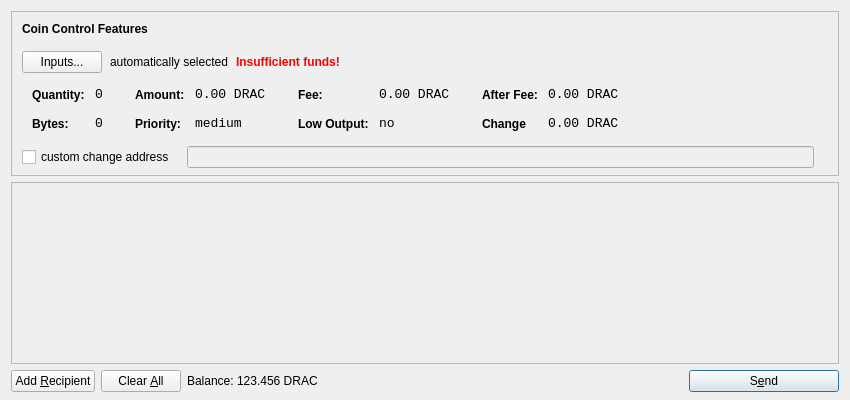
Old version of the form src/qt/forms/sendcoinsdialog.ui in the repository dracula2017/btcb.
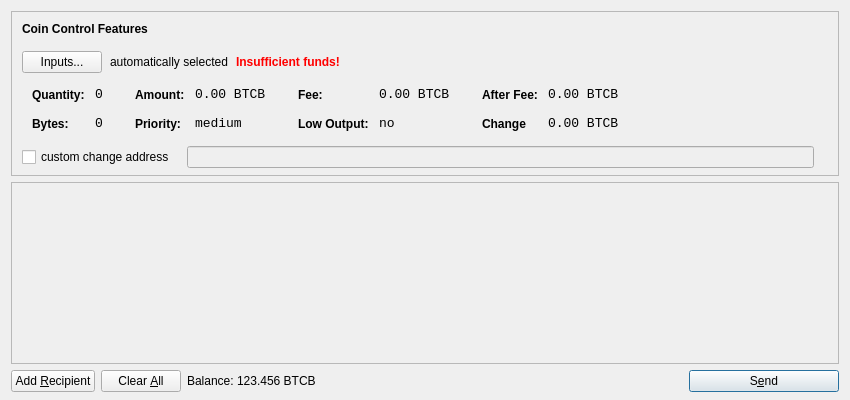
New version of the form. Icons and pictures are not drawn.

The edit to the form file:
```diff
--- a/src/qt/forms/sendcoinsdialog.ui
+++ b/src/qt/forms/sendcoinsdialog.ui
@@ -321,7 +321,7 @@
                   <enum>Qt::ActionsContextMenu</enum>
                  </property>
                  <property name="text">
-                  <string notr="true">0.00 DRAC</string>
+                  <string notr="true">0.00 BTCB</string>
                  </property>
                  <property name="textInteractionFlags">
                   <set>Qt::LinksAccessibleByMouse|Qt::TextSelectableByKeyboard|Qt::TextSelectableByMouse</set>
@@ -407,7 +407,7 @@
                   <enum>Qt::ActionsContextMenu</enum>
                  </property>
                  <property name="text">
-                  <string notr="true">0.00 DRAC</string>
+                  <string notr="true">0.00 BTCB</string>
                  </property>
                  <property name="textInteractionFlags">
                   <set>Qt::LinksAccessibleByMouse|Qt::TextSelectableByKeyboard|Qt::TextSelectableByMouse</set>
@@ -493,7 +493,7 @@
                   <enum>Qt::ActionsContextMenu</enum>
                  </property>
                  <property name="text">
-                  <string notr="true">0.00 DRAC</string>
+                  <string notr="true">0.00 BTCB</string>
                  </property>
                  <property name="textInteractionFlags">
                   <set>Qt::LinksAccessibleByMouse|Qt::TextSelectableByKeyboard|Qt::TextSelectableByMouse</set>
@@ -525,7 +525,7 @@
                   <enum>Qt::ActionsContextMenu</enum>
                  </property>
                  <property name="text">
-                  <string notr="true">0.00 DRAC</string>
+                  <string notr="true">0.00 BTCB</string>
                  </property>
                  <property name="textInteractionFlags">
                   <set>Qt::LinksAccessibleByMouse|Qt::TextSelectableByKeyboard|Qt::TextSelectableByMouse</set>
@@ -724,7 +724,7 @@
           <cursorShape>IBeamCursor</cursorShape>
          </property>
          <property name="text">
-          <string notr="true">123.456 DRAC</string>
+          <string notr="true">123.456 BTCB</string>
          </property>
          <property name="textInteractionFlags">
           <set>Qt::LinksAccessibleByMouse|Qt::TextSelectableByKeyboard|Qt::TextSelectableByMouse</set>
```
